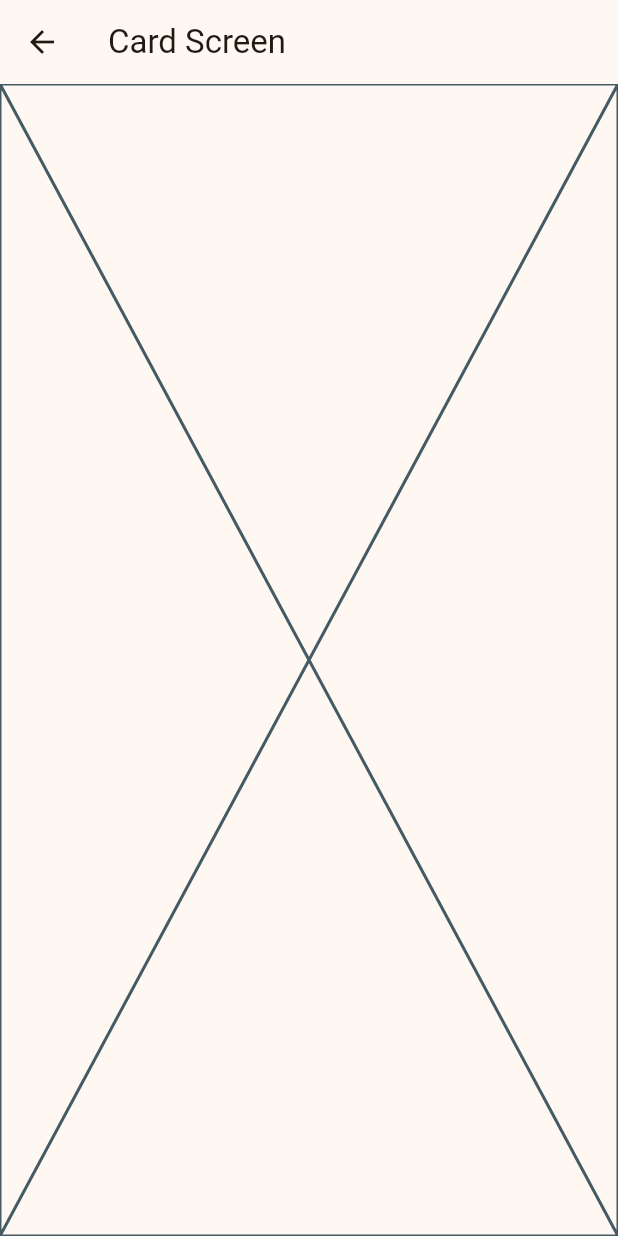
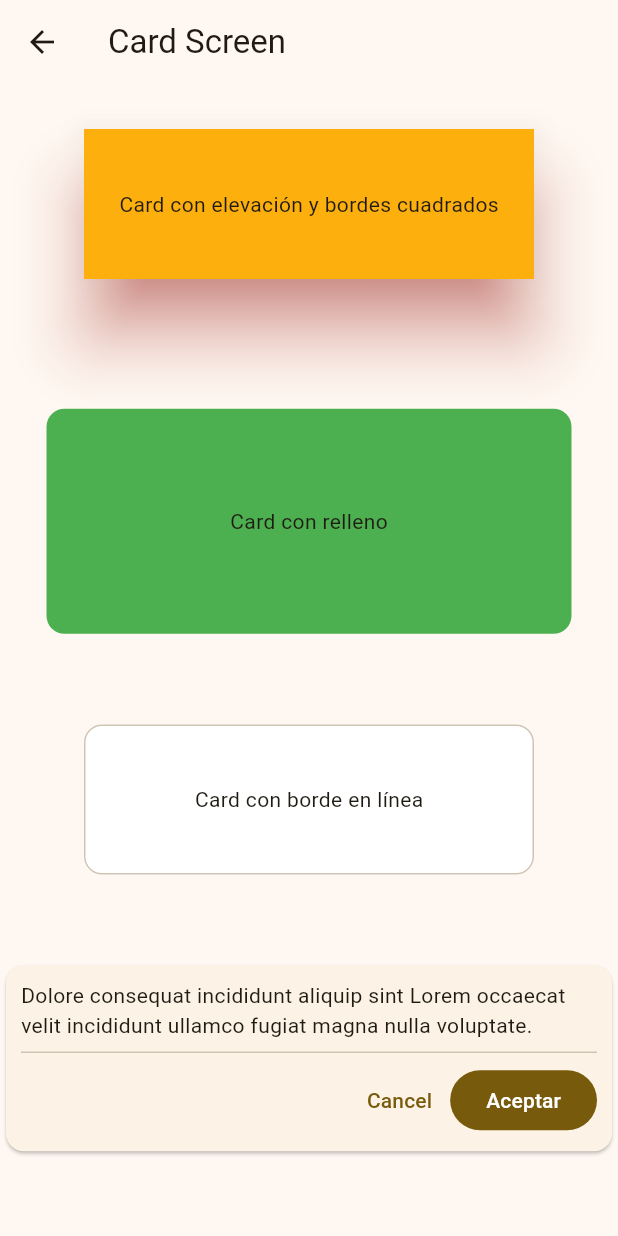
Before and after one commit to jaimetellezb/flutter_widgets_app, a Flutter app: the CardScreen screen opened by its route, on a phone screen of 412 x 824 dp. Run offline on Flutter 3.47's test engine with Material 3 defaults, Android fonts, the phone set to English and light mode, and no system bars; our stand-ins replace go_router.

Commit message:
Widgets Divider, Card and ListTile

```diff
--- a/lib/configs/router/app_router.dart
+++ b/lib/configs/router/app_router.dart
@@ -62,6 +62,16 @@ final appRouter = GoRouter(
           path: RouteProperties.cardScreen.path,
           builder: (context, state) => const CardScreen(),
         ),
+        GoRoute(
+          name: RouteProperties.dividerScreen.name,
+          path: RouteProperties.dividerScreen.path,
+          builder: (context, state) => const DividerScreen(),
+        ),
+        GoRoute(
+          name: RouteProperties.listTileScreen.name,
+          path: RouteProperties.listTileScreen.path,
+          builder: (context, state) => const ListTileScreen(),
+        ),
         //END
       ],
     ),
--- a/lib/screens/card_screen.dart
+++ b/lib/screens/card_screen.dart
@@ -1,4 +1,3 @@
-
 import 'package:flutter/material.dart';
 
 /// Clase Screen para widget card
@@ -11,7 +10,78 @@ class CardScreen extends StatelessWidget {
       appBar: AppBar(
         title: const Text('Card Screen'),
       ),
-      body: const Placeholder(),
+      body: Center(
+        child: Column(
+          children: [
+            const Card(
+              color: Colors.amber,
+              shadowColor: Colors.red,
+              surfaceTintColor: Colors.red,
+              elevation: 20,
+              shape: BeveledRectangleBorder(),
+              margin: EdgeInsets.all(30),
+              child: SizedBox(
+                width: 300,
+                height: 100,
+                child: Center(
+                  child: Text("Card con elevación y bordes cuadrados"),
+                ),
+              ),
+            ),
+            const Spacer(),
+            const Card.filled(
+              color: Colors.green,
+              child: SizedBox(
+                width: 350,
+                height: 150,
+                child: Center(
+                  child: Text("Card con relleno"),
+                ),
+              ),
+            ),
+            const Spacer(),
+            const Card.outlined(
+              color: Colors.white,
+              child: SizedBox(
+                width: 300,
+                height: 100,
+                child: Center(
+                  child: Text("Card con borde en línea"),
+                ),
+              ),
+            ),
+            const Spacer(),
+            Card(
+              child: Padding(
+                padding: const EdgeInsets.all(10.0),
+                child: Column(
+                  mainAxisAlignment: MainAxisAlignment.spaceBetween,
+                  children: [
+                    const Text(
+                      "Dolore consequat incididunt aliquip sint Lorem occaecat velit incididunt ullamco fugiat magna nulla voluptate.",
+                    ),
+                    const Divider(),
+                    Row(
+                      mainAxisAlignment: MainAxisAlignment.end,
+                      children: [
+                        TextButton(
+                          onPressed: () {},
+                          child: const Text("Cancel"),
+                        ),
+                        FilledButton(
+                          onPressed: () {},
+                          child: const Text("Aceptar"),
+                        )
+                      ],
+                    )
+                  ],
+                ),
+              ),
+            ),
+            const Spacer(),
+          ],
+        ),
+      ),
     );
   }
 }
--- a/lib/screens/screens.dart
+++ b/lib/screens/screens.dart
@@ -3,8 +3,10 @@ export 'badge_screen.dart';
 export 'bottom_sheet_screen.dart';
 export 'button_screen.dart';
 export 'card_screen.dart';
+export 'divider_screen.dart';
 export 'floating_button_screen.dart';
 export 'home_screen.dart';
 export 'icon_button_screen.dart';
+export 'list_tile_screen.dart';
 export 'progress_indicator_screen.dart';
 export 'segmented_button_screen.dart';
```
Also changed, not shown: lib/configs/constants/constants.dart (+10 -0 lines), lib/configs/widget_category.dart (+10 -0 lines), lib/screens/divider_screen.dart (added, +123 -0 lines), lib/screens/list_tile_screen.dart (added, +104 -0 lines), pubspec.lock, 3 other files.
